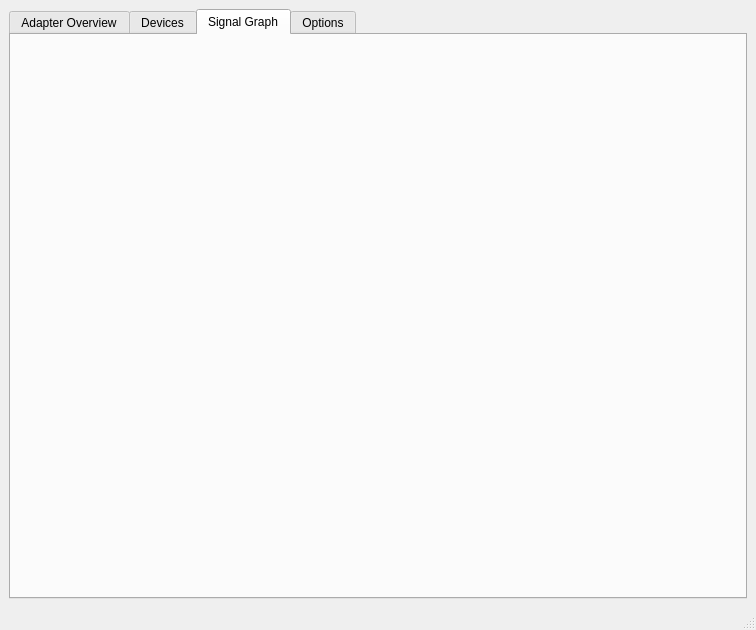
First picture: the form in ui/signalum_desktop.ui, repository bisohns/signalum-desktop, before the edit.
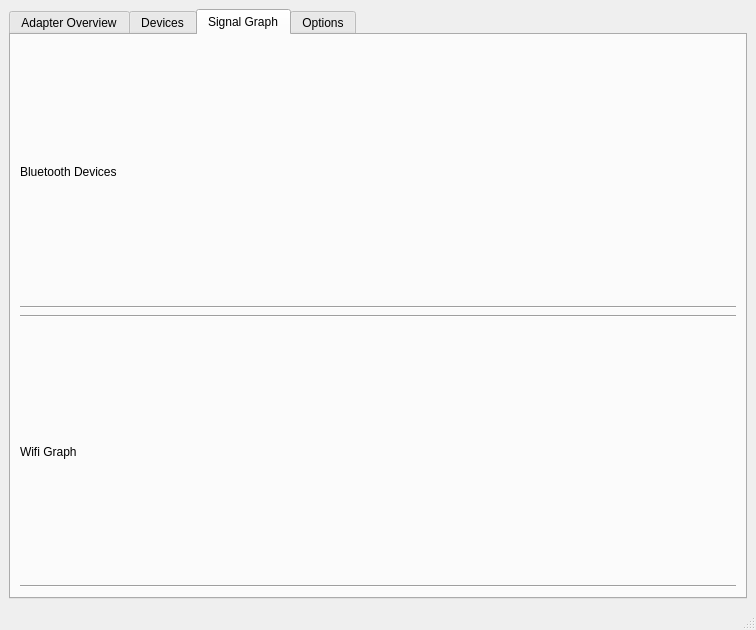
Second picture: the form after the edit. The open tabs and pages were chosen to show the change.

Commit message: Design: Added graph labels and enabled sorting of table

```diff
--- a/ui/signalum_desktop.ui
+++ b/ui/signalum_desktop.ui
@@ -374,9 +374,44 @@
         <string>Signal Graph</string>
        </attribute>
        <layout class="QVBoxLayout" name="verticalLayout_6">
+        <item>
+         <widget class="QLabel" name="label_5">
+          <property name="text">
+           <string>Bluetooth Devices</string>
+          </property>
+         </widget>
+        </item>
+        <item>
+         <widget class="Line" name="line">
+          <property name="orientation">
+           <enum>Qt::Horizontal</enum>
+          </property>
+         </widget>
+        </item>
         <item>
          <layout class="QVBoxLayout" name="bluetoothGraphLayout"/>
         </item>
+        <item>
+         <widget class="Line" name="line_3">
+          <property name="orientation">
+           <enum>Qt::Horizontal</enum>
+          </property>
+         </widget>
+        </item>
+        <item>
+         <widget class="QLabel" name="label_4">
+          <property name="text">
+           <string>Wifi Graph</string>
+          </property>
+         </widget>
+        </item>
+        <item>
+         <widget class="Line" name="line_2">
+          <property name="orientation">
+           <enum>Qt::Horizontal</enum>
+          </property>
+         </widget>
+        </item>
         <item>
          <layout class="QVBoxLayout" name="wifiGraphLayout"/>
         </item>
```
Left out of the diff: 10 changed lines with no effect on the pictures. The commit also changes 1 other file.
